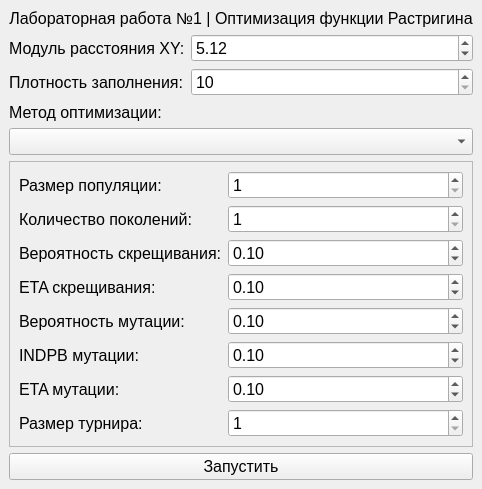
First picture: the form in lab_work_1/src/interface/main_window.ui, repository vl4xd/pstu-evolutionary-computing-methods, before the edit.
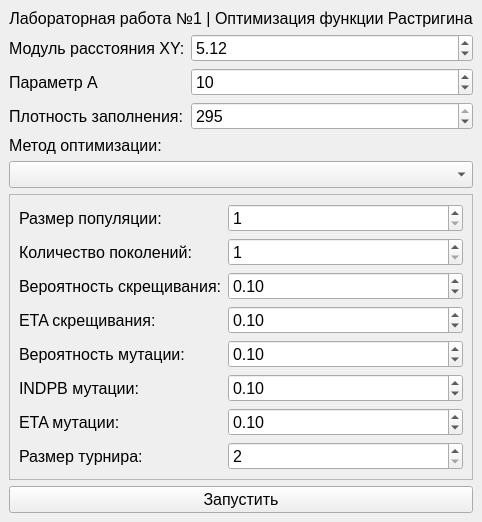
Second picture: the form after the edit.

```diff
--- a/lab_work_1/src/interface/main_window.ui
+++ b/lab_work_1/src/interface/main_window.ui
@@ -6,8 +6,8 @@
    <rect>
     <x>0</x>
     <y>0</y>
-    <width>482</width>
-    <height>489</height>
+    <width>360</width>
+    <height>370</height>
    </rect>
   </property>
   <property name="font">
@@ -110,22 +110,39 @@
         </property>
        </widget>
       </item>
-      <item row="1" column="0">
+      <item row="2" column="0">
        <widget class="QLabel" name="label_density">
         <property name="text">
          <string>Плотность заполнения:</string>
         </property>
        </widget>
       </item>
-      <item row="1" column="1">
+      <item row="2" column="1">
        <widget class="QSpinBox" name="spinBox_density">
         <property name="minimum">
          <number>10</number>
         </property>
         <property name="maximum">
-         <number>290</number>
+         <number>295</number>
         </property>
         <property name="singleStep">
+         <number>5</number>
+        </property>
+        <property name="value">
+         <number>295</number>
+        </property>
+       </widget>
+      </item>
+      <item row="1" column="0">
+       <widget class="QLabel" name="label_a_param">
+        <property name="text">
+         <string>Параметр А</string>
+        </property>
+       </widget>
+      </item>
+      <item row="1" column="1">
+       <widget class="QSpinBox" name="spinBox_a_param">
+        <property name="value">
          <number>10</number>
         </property>
        </widget>
@@ -323,13 +340,13 @@
          <item row="7" column="1">
           <widget class="QSpinBox" name="spinBox_tournsize">
            <property name="minimum">
-            <number>1</number>
+            <number>2</number>
            </property>
            <property name="maximum">
             <number>1000000</number>
            </property>
            <property name="value">
-            <number>1</number>
+            <number>2</number>
            </property>
           </widget>
          </item>
```
Left out of the diff: 3 changed lines with no effect on the pictures.
